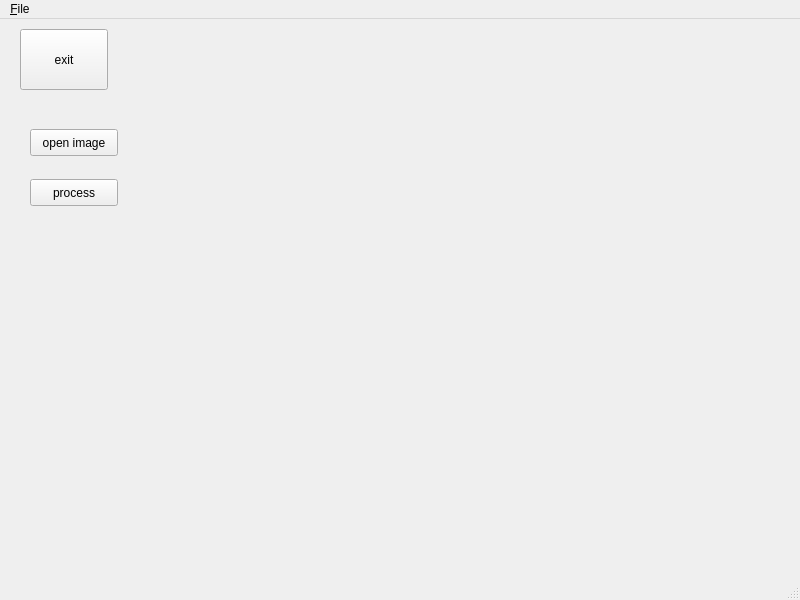
First picture: the form in ui/main_window.ui, repository e7/crack97, before the edit.
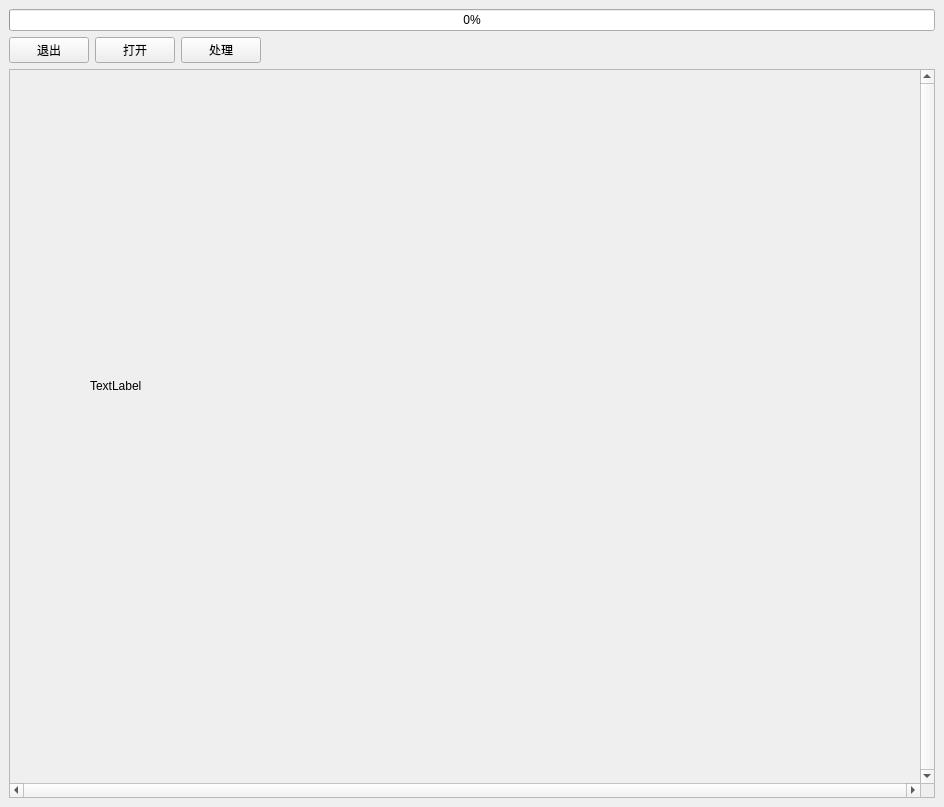
Second picture: the form after the edit.

Commit message: 修改布局

```diff
--- a/ui/main_window.ui
+++ b/ui/main_window.ui
@@ -6,86 +6,115 @@
    <rect>
     <x>0</x>
     <y>0</y>
-    <width>800</width>
-    <height>600</height>
+    <width>944</width>
+    <height>807</height>
    </rect>
   </property>
   <property name="windowTitle">
    <string>MainWindow</string>
   </property>
   <widget class="QWidget" name="centralwidget">
+   <property name="locale">
+    <locale language="Chinese" country="China"/>
+   </property>
+   <layout class="QVBoxLayout" name="verticalLayout_2">
+    <item>
+     <layout class="QHBoxLayout" name="horizontalLayout">
+      <item>
+       <widget class="QProgressBar" name="progress_bar">
+        <property name="value">
+         <number>0</number>
+        </property>
+       </widget>
+      </item>
+     </layout>
+    </item>
+    <item>
+     <layout class="QHBoxLayout" name="horizontalLayout_2">
+      <item>
+       <widget class="QPushButton" name="exit">
+        <property name="text">
+         <string>退出</string>
+        </property>
+       </widget>
+      </item>
+      <item>
    <widget class="QPushButton" name="open_image">
-    <property name="geometry">
-     <rect>
-      <x>30</x>
-      <y>110</y>
-      <width>88</width>
-      <height>27</height>
-     </rect>
-    </property>
     <property name="text">
-     <string>open image</string>
-    </property>
-   </widget>
+         <string>打开</string>
+        </property>
+       </widget>
+      </item>
+      <item>
    <widget class="QPushButton" name="process">
-    <property name="geometry">
-     <rect>
-      <x>30</x>
-      <y>160</y>
-      <width>88</width>
-      <height>27</height>
-     </rect>
-    </property>
     <property name="text">
-     <string>process</string>
-    </property>
-   </widget>
-   <widget class="QPushButton" name="exit">
-    <property name="geometry">
-     <rect>
-      <x>20</x>
-      <y>10</y>
-      <width>88</width>
-      <height>61</height>
-     </rect>
-    </property>
-    <property name="text">
-     <string>exit</string>
-    </property>
-   </widget>
-   <widget class="QLabel" name="label_img">
-    <property name="geometry">
-     <rect>
-      <x>270</x>
-      <y>20</y>
-      <width>491</width>
-      <height>411</height>
-     </rect>
-    </property>
-    <property name="text">
-     <string/>
-    </property>
-   </widget>
-  </widget>
-  <widget class="QMenuBar" name="menubar">
+         <string>处理</string>
+        </property>
+       </widget>
+      </item>
+      <item>
+       <spacer name="horizontalSpacer_2">
+        <property name="orientation">
+         <enum>Qt::Horizontal</enum>
+        </property>
+        <property name="sizeHint" stdset="0">
+         <size>
+          <width>40</width>
+          <height>20</height>
+         </size>
+        </property>
+       </spacer>
+      </item>
+     </layout>
+    </item>
+    <item>
+     <layout class="QVBoxLayout" name="verticalLayout">
+      <item>
+       <widget class="QScrollArea" name="scrollArea">
+        <property name="verticalScrollBarPolicy">
+         <enum>Qt::ScrollBarAlwaysOn</enum>
+        </property>
+        <property name="horizontalScrollBarPolicy">
+         <enum>Qt::ScrollBarAlwaysOn</enum>
+        </property>
+        <property name="widgetResizable">
+         <bool>true</bool>
+        </property>
+        <widget class="QWidget" name="scrollAreaWidgetContents">
    <property name="geometry">
     <rect>
      <x>0</x>
      <y>0</y>
-     <width>800</width>
-     <height>30</height>
-    </rect>
-   </property>
-   <widget class="QMenu" name="menu_File">
-    <property name="title">
-     <string>&amp;File</string>
-    </property>
-    <addaction name="action_Open"/>
-    <addaction name="action_Exit"/>
-   </widget>
-   <addaction name="menu_File"/>
-  </widget>
-  <widget class="QStatusBar" name="statusbar"/>
+           <width>909</width>
+           <height>704</height>
+          </rect>
+         </property>
+         <widget class="QLabel" name="label_img">
+          <property name="geometry">
+           <rect>
+            <x>80</x>
+            <y>40</y>
+            <width>641</width>
+            <height>551</height>
+           </rect>
+          </property>
+          <property name="sizePolicy">
+           <sizepolicy hsizetype="Expanding" vsizetype="Expanding">
+            <horstretch>0</horstretch>
+            <verstretch>0</verstretch>
+           </sizepolicy>
+          </property>
+          <property name="text">
+           <string>TextLabel</string>
+          </property>
+         </widget>
+        </widget>
+       </widget>
+      </item>
+     </layout>
+    </item>
+   </layout>
+  </widget>
   <action name="action_Open">
    <property name="text">
     <string>&amp;Open</string>
```
Lines whose indentation alone changed are shown as unchanged. The commit also changes 1 other file.
